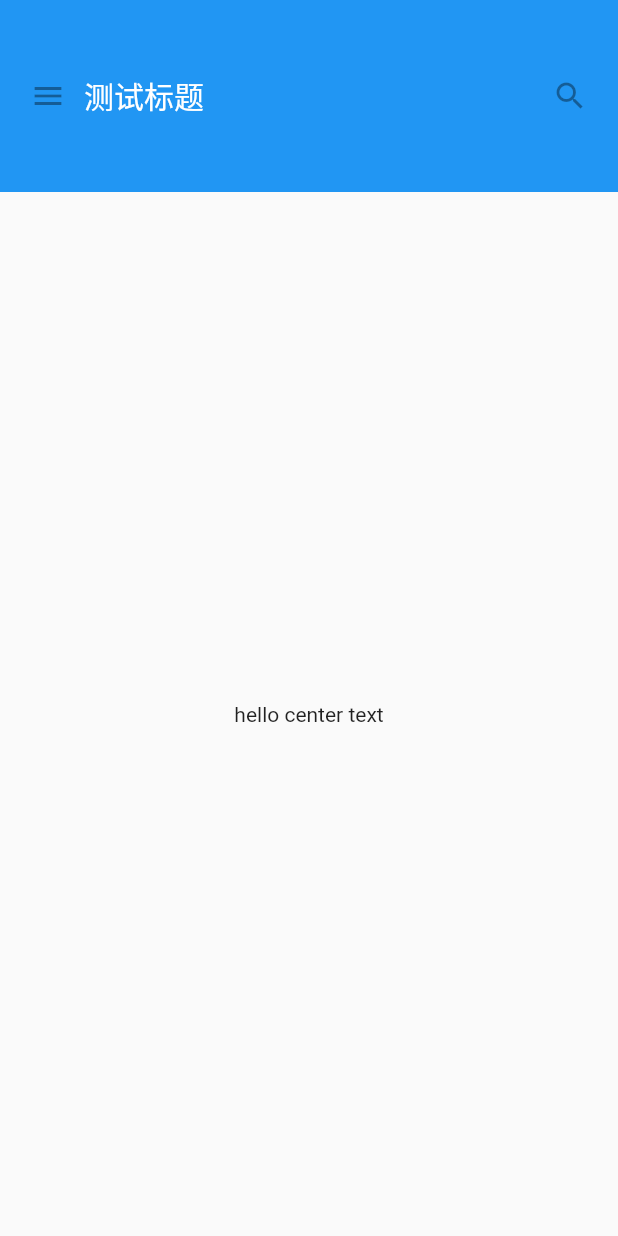
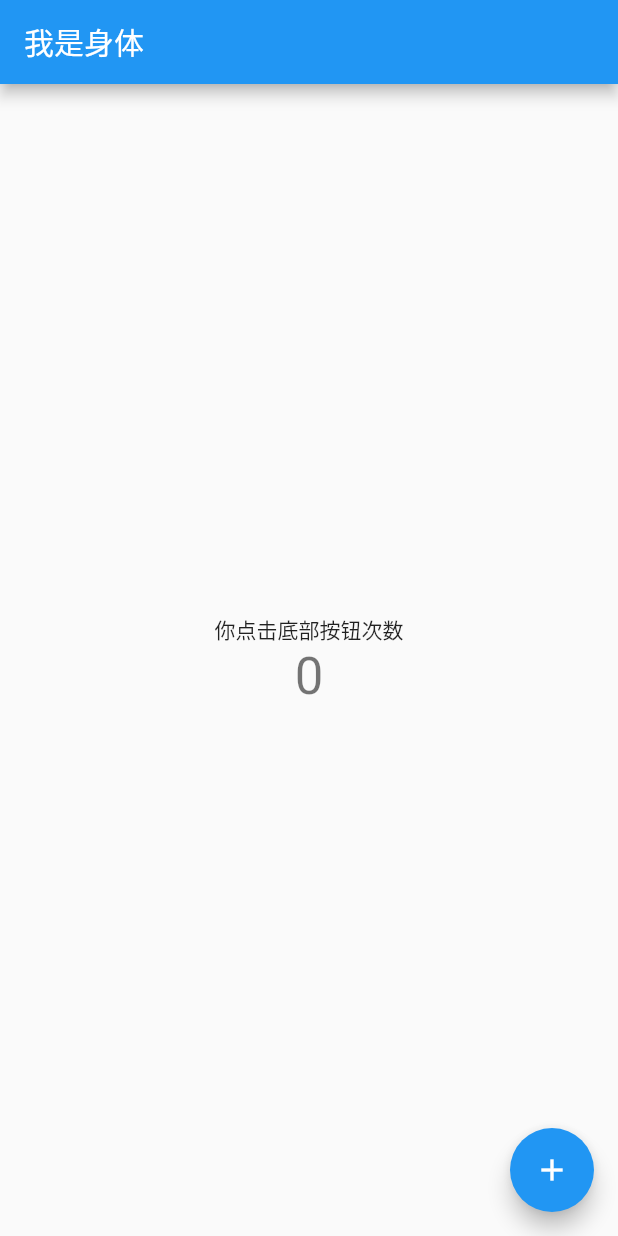
Before and after one commit to rong480/flutter_learn, a Flutter app: the screen it shows after launch, on a phone screen of 412 x 824 dp. Run offline on Flutter 3.47's test engine with Material 2 defaults, Android fonts, the phone set to English and light mode, and no system bars.

Commit message:
add learn pages

```diff
--- a/app/lib/main.dart
+++ b/app/lib/main.dart
@@ -1,65 +1,62 @@
-import "package:flutter/material.dart";
+import 'package:flutter/material.dart';
 
-class MyAppBar extends StatelessWidget {
-  MyAppBar({this.title});
+void main() => runApp(new MyApp());
 
-  final Widget title;
-
+class MyApp extends StatelessWidget {
   @override
   Widget build(BuildContext context) {
-    return new Container(
-      height: 128.0, // 单位是逻辑上的像素（而不是真实的像素）
-      padding: const EdgeInsets.symmetric(horizontal: 8.0,),
-      decoration: new BoxDecoration(color: Colors.blue[500]),
-      // Row 是水平方向的线性布局（linear layout）
-      child: new Row(
-        children: <Widget>[
-          new IconButton(
-            icon: new Icon(Icons.menu),
-            tooltip: "Navigation menu",
-            onPressed: null,
-          ),
-          new Expanded(
-            child: title,
-          ),
-          new IconButton(
-              icon: new Icon(Icons.search),
-              tooltip: "search",
-              onPressed: null
-          ),
-        ],
+    return new MaterialApp(
+      title: "我是title",
+      theme: new ThemeData(
+        primarySwatch: Colors.blue,
       ),
-    );
-  }
-}
-class MyScaffold extends StatelessWidget {
-  @override
-  Widget build(BuildContext context) {
-    // Material 是UI呈现的一张纸
-    return new Material(
-      // Column 是垂直方向的线性布局
-      child: new Column(
-        children: <Widget>[
-          new MyAppBar(
-            title: new Text(
-              "测试标题",
-              style: Theme.of(context).primaryTextTheme.title,
-            ),
-          ),
-          new Expanded(
-            child: new Center(
-              child: new Text("hello center text")
-            )
-          )
-        ],
+      home: new MyHomePage(
+        title: '我是身体'
       ),
     );
   }
 }
 
-void main() {
-  runApp(new MaterialApp(
-    title: "My App",
-    home: new MyScaffold(),
-  ));
+class MyHomePage extends StatefulWidget {
+  MyHomePage({Key key,this.title}) :super(key: key);
+  final String title;
+
+  @override
+  _MyHomePageState createState()=> new _MyHomePageState();
 }
+
+class _MyHomePageState extends State<MyHomePage> {
+  int _counter = 0;
+
+  void _incrementCounter() {
+    setState(() {
+      _counter++;
+    });
+  }
+
+  @override
+  Widget build(BuildContext context) {
+    return new Scaffold(
+      appBar: new AppBar(
+        title: new Text(widget.title),
+      ),
+      body: new Center(
+        child: new Column(
+          mainAxisAlignment: MainAxisAlignment.center,
+          children: <Widget>[
+            new Text('你点击底部按钮次数'),
+            new Text(
+              '$_counter',
+              style: Theme.of(context).textTheme.display1,
+            ),
+          ],
+        )
+      ),
+      floatingActionButton: new FloatingActionButton(
+        child: new Icon(Icons.add),
+        tooltip: 'Increment',
+        onPressed: _incrementCounter,
+      ),
+    );
+  }
+}
```
Also changed, not shown: app/demoDart/day_01/default_widget.dart (added, +65 -0 lines), app/demoDart/day_01/use_widget_component.dart (added, +41 -0 lines), app/demoDart/day_01/handle_event.dart (added).
